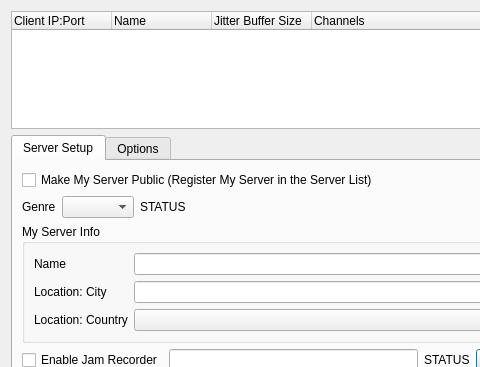
Old version of the form src/serverdlgbase.ui in the repository jamulussoftware/jamulus; both pictures show x 0 to 480 and y 0 to 367 of the 588 by 560 pixel window.
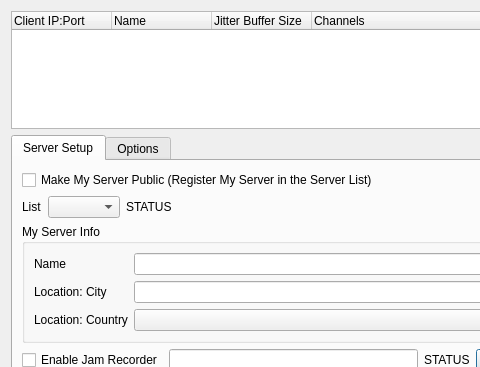
New version of the form. Icons and pictures are not drawn. Custom widgets are drawn as their Qt base class.

The edit to the form file:
```diff
--- a/src/serverdlgbase.ui
+++ b/src/serverdlgbase.ui
@@ -79,7 +79,7 @@
          <item>
           <widget class="QLabel" name="label">
            <property name="text">
-            <string>Genre</string>
+            <string>List</string>
            </property>
           </widget>
          </item>
```
